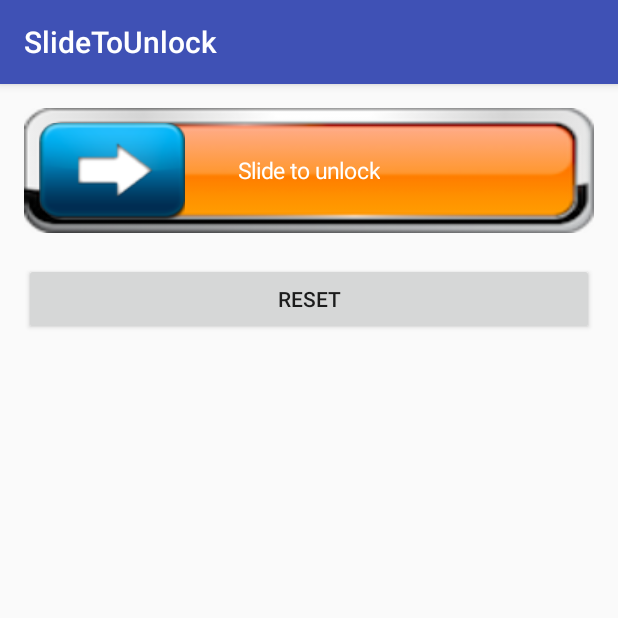
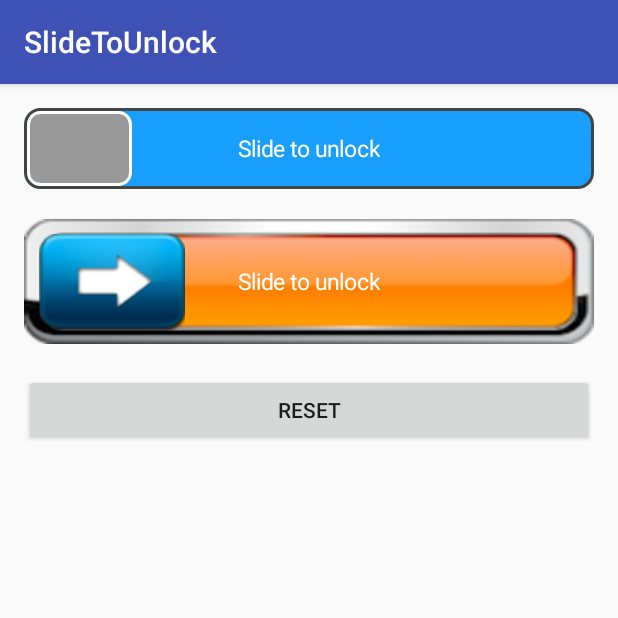
Before and after one commit to cheekiat/SlideToUnlock, an Android app: the screen it shows after launch (MainActivity), after a tap on "RESET", on a phone screen of 412 x 824 dp, the top half of it. Run offline under Robolectric (Android 15) with nearby library versions, the phone set to English and light mode, and no system bars.

Commit message:
Fixed bugs

```diff
--- a/app/src/main/java/cheekiat/slidetounlock/MainActivity.java
+++ b/app/src/main/java/cheekiat/slidetounlock/MainActivity.java
@@ -3,12 +3,13 @@ package cheekiat.slidetounlock;
 import android.os.Bundle;
 import android.support.v7.app.AppCompatActivity;
 import android.view.View;
+import android.widget.Toast;
 
 import cheekiat.slideview.SlideView;
 
 public class MainActivity extends AppCompatActivity {
 
-    SlideView mSlideView;
+    SlideView mSlideView, mSlideViewImage;
 
     @Override
     protected void onCreate(Bundle savedInstanceState) {
@@ -16,10 +17,13 @@ public class MainActivity extends AppCompatActivity {
         setContentView(R.layout.activity_main);
 
         mSlideView = (SlideView) findViewById(R.id.slide_view);
+        mSlideViewImage = (SlideView) findViewById(R.id.slide_view2);
+
         mSlideView.setOnFinishListener(new SlideView.OnFinishListener() {
             @Override
             public void onFinish() {
                 //someting to do
+                Toast.makeText(MainActivity.this,"Shape background success!",Toast.LENGTH_SHORT).show();
             }
         });
 
@@ -27,7 +31,17 @@ public class MainActivity extends AppCompatActivity {
             @Override
             public void onClick(View view) {
                 mSlideView.reset();
+                mSlideViewImage.reset();
             }
         });
+
+        mSlideViewImage.setOnFinishListener(new SlideView.OnFinishListener() {
+            @Override
+            public void onFinish() {
+                //someting to do
+                Toast.makeText(MainActivity.this,"Image background success!",Toast.LENGTH_SHORT).show();
+            }
+        });
+
     }
 }
--- /dev/null
+++ b/app/src/main/res/drawable/shape_background.xml
@@ -0,0 +1,12 @@
+<?xml version="1.0" encoding="utf-8"?>
+<shape xmlns:android="http://schemas.android.com/apk/res/android"
+    android:shape="rectangle">
+    <solid android:color="#199fff"/>
+    <stroke
+        android:width="2dp"
+        android:color="#444444"/>
+
+    <corners
+        android:radius="10dp"
+        />
+</shape>
--- /dev/null
+++ b/app/src/main/res/drawable/shape_slide_icon.xml
@@ -0,0 +1,17 @@
+<?xml version="1.0" encoding="utf-8"?>
+<shape xmlns:android="http://schemas.android.com/apk/res/android"
+    android:shape="rectangle">
+    <solid android:color="#999"/>
+    <stroke
+        android:width="2dp"
+        android:color="#ffffff"/>
+
+    <corners
+        android:radius="8dp"
+        />
+
+    <size
+        android:width="70dp"
+        android:height="50dp"
+        />
+</shape>
--- a/app/src/main/res/layout/activity_main.xml
+++ b/app/src/main/res/layout/activity_main.xml
@@ -17,6 +17,22 @@
         android:layout_width="match_parent"
         android:layout_height="wrap_content"
         app:duration="200"
+        app:slideBackground="@drawable/shape_background"
+        app:slideSrc="@drawable/shape_slide_icon"
+        app:slideText="Slide to unlock"
+        app:slideSrcMarginBottom="2dp"
+        app:slideSrcMarginLeft="2dp"
+        app:slideSrcMarginRight="2dp"
+        app:slideSrcMarginTop="2dp"
+        app:slideTextColor="#ffffff"
+        app:slideTextSize="10dp" />
+
+    <cheekiat.slideview.SlideView
+        android:id="@+id/slide_view2"
+        android:layout_width="match_parent"
+        android:layout_height="wrap_content"
+        app:duration="200"
+        android:layout_marginTop="20dp"
         app:slideBackground="@drawable/orangesquarebutton"
         app:slideSrc="@drawable/slide_image"
         app:slideSrcMarginBottom="8dp"
@@ -27,6 +43,7 @@
         app:slideTextColor="#ffffff"
         app:slideTextSize="10dp" />
 
+
     <Button
         android:id="@+id/reset"
         android:layout_width="match_parent"
--- a/slideview/src/main/java/cheekiat/slideview/SlideView.java
+++ b/slideview/src/main/java/cheekiat/slideview/SlideView.java
@@ -202,7 +202,10 @@ public class SlideView extends RelativeLayout {
     }
 
     public void reset() {
-        mSlideIcon.animate().setDuration(0).x((float) mSlideIcon.getTag()).start();
-        isCanTouch = true;
+        if (mSlideIcon != null && mSlideIcon.getTag() != null) {
+            mSlideIcon.animate().setListener(null);
+            mSlideIcon.animate().setDuration(0).x((float) mSlideIcon.getTag()).start();
+            isCanTouch = true;
+        }
     }
 }
```
